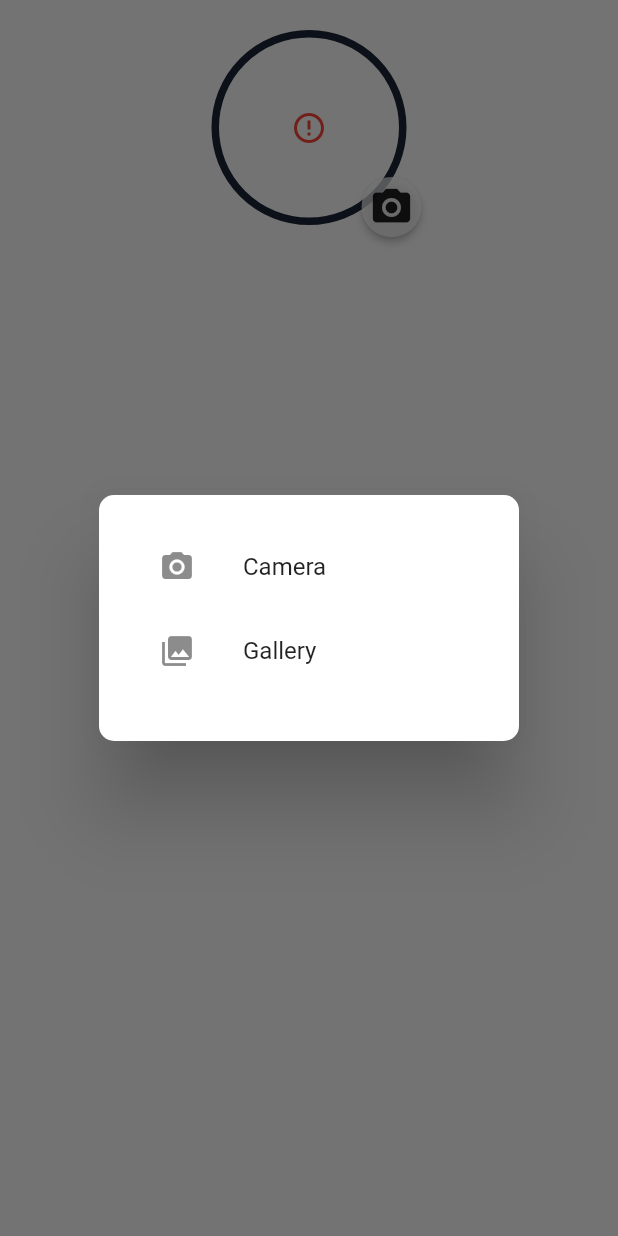
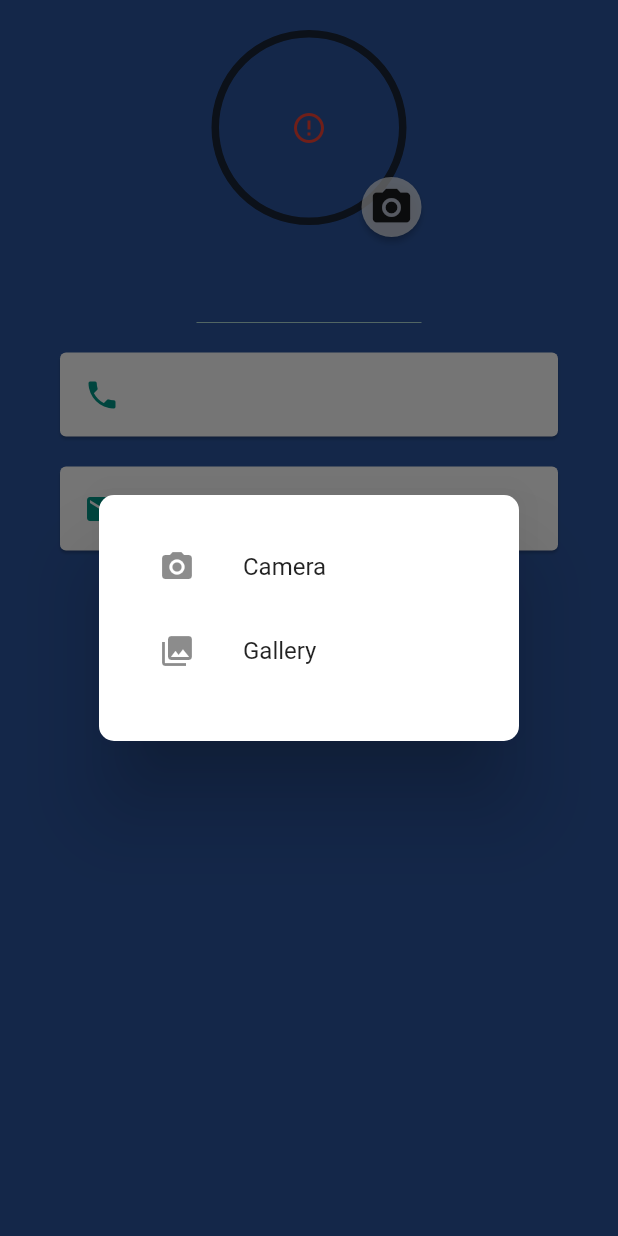
Before and after one commit to Wasiullah1/CarDoctor-main, a Flutter app: the ProfileScreen screen opened directly, after a tap on the "camera alt" icon, on a phone screen of 412 x 824 dp. Run offline on Flutter 3.47's test engine with Material 2 defaults, Android fonts, the phone set to English and light mode, and no system bars; drawn by our look-alikes of badges; our stand-ins replace cloud_firestore, firebase_auth, firebase_core, firebase_database, firebase_storage, flutter_custom_clippers and 4 more; missing offline and left inert: flutter_phone_direct_caller; accounts and stored records are empty; network calls fail.

Commit message:
ProfileScreen and ContactUs

```diff
--- a/lib/screen/profilescreen.dart
+++ b/lib/screen/profilescreen.dart
@@ -19,6 +19,30 @@ class ProfileScreen extends StatefulWidget {
 }
 
 class _ProfileScreenState extends State<ProfileScreen> {
+  //final FirebaseAuth _auth = FirebaseAuth.instance;
+  String? name;
+  String? email;
+  String? phone;
+  String? name1;
+  String? email1;
+  String? phone1;
+  @override
+  void initState() {
+    super.initState();
+    name = CurrentAppUser.currentUserData.name ??
+        CurrentMechanicUser.currentUserMechanicData.name ??
+        "";
+    email = CurrentAppUser.currentUserData.email ??
+        CurrentMechanicUser.currentUserMechanicData.email ??
+        "";
+    phone = CurrentAppUser.currentUserData.phone ??
+        CurrentMechanicUser.currentUserMechanicData.phone ??
+        "";
+    setState(() {});
+  }
+
+  bool showSpinner = false;
+
   final ref = FirebaseStorage.instance.ref('images');
   bool isUploading = false;
 
@@ -117,6 +141,7 @@ class _ProfileScreenState extends State<ProfileScreen> {
   @override
   Widget build(BuildContext context) {
     return Scaffold(
+      backgroundColor: AppColors.secondaryColor,
       body: SafeArea(
         child: Padding(
           padding: const EdgeInsets.symmetric(horizontal: 15),
@@ -146,10 +171,10 @@ class _ProfileScreenState extends State<ProfileScreen> {
                   width: 130,
                   decoration: BoxDecoration(
                       shape: BoxShape.circle,
-                              border: Border.all(
-                                  color: AppColors.primaryColor, width: 5)),
-                          child: ClipRRect(
-                            borderRadius: BorderRadius.circular(100),
+                      border:
+                          Border.all(color: AppColors.primaryColor, width: 5)),
+                  child: ClipOval(
+                    // borderRadius: BorderRadius.circular(100),
                     child: Image(
                         image: NetworkImage(
                           CurrentAppUser.currentUserData.image ??
@@ -157,11 +182,10 @@ class _ProfileScreenState extends State<ProfileScreen> {
                                   .currentUserMechanicData.image ??
                               "https://firebasestorage.googleapis.com/v0/b/cardoctor-1f2c7.appspot.com/o/images%2Fdefault.png?alt=media&token=0b0b0b0b-0b0b-0b0b-0b0b-0b0b0b0b0b0b",
                         ),
-                                loadingBuilder:
-                                    (context, child, loadingProgress) {
+                        fit: BoxFit.fill,
+                        loadingBuilder: (context, child, loadingProgress) {
                           if (loadingProgress == null) return child;
-                                  return Center(
-                                      child: CircularProgressIndicator());
+                          return Center(child: CircularProgressIndicator());
                         },
                         errorBuilder: (context, error, stackTrace) {
                           return Container(
@@ -174,7 +198,80 @@ class _ProfileScreenState extends State<ProfileScreen> {
                   ),
                 ),
               )),
-                    ]))));
+              SizedBox(height: 20),
+              Text(
+                " $name",
+                style: TextStyle(
+                  fontSize: 30.0,
+                  fontFamily: 'Pacifico',
+                  fontWeight: FontWeight.bold,
+                  color: Colors.white,
+                ),
+              ),
+              // Text(
+              //   "$email".toUpperCase(),
+              //   style: TextStyle(
+              //     fontSize: 20.0,
+              //     fontFamily: 'SourceSansPro',
+              //     color: Colors.teal.shade100,
+              //     fontWeight: FontWeight.bold,
+              //     letterSpacing: 2.5,
+              //   ),
+              // ),
+              SizedBox(
+                height: 20.0,
+                width: 150,
+                child: Divider(
+                  color: Colors.teal.shade100,
+                ),
+              ),
+              InkWell(
+                child: Card(
+                  margin:
+                      EdgeInsets.symmetric(vertical: 10.0, horizontal: 25.0),
+                  child: ListTile(
+                    leading: Icon(
+                      Icons.phone,
+                      color: Colors.teal,
+                    ),
+                    title: Text(
+                      '$phone',
+                      style: TextStyle(
+                          fontFamily: 'SourceSansPro',
+                          fontSize: 20,
+                          color: Colors.teal.shade900),
+                    ),
+                  ),
+                ),
+              ),
+              InkWell(
+                child: Card(
+                  margin:
+                      EdgeInsets.symmetric(vertical: 10.0, horizontal: 25.0),
+                  child: ListTile(
+                    leading: Icon(
+                      Icons.email,
+                      color: Colors.teal,
+                    ),
+                    title: Text(
+                      '$email'.toUpperCase(),
+                      style: TextStyle(
+                          fontFamily: 'SourceSansPro',
+                          fontSize: 20,
+                          color: Colors.teal.shade900),
+                    ),
+                  ),
+                ),
+                // onTap: (){
+                //   _launchURL('mailto:fadcrepin@gmail.com?subject=Need Flutter developer&body=Please contact me');
+                // },
+              ),
+            ],
+          ),
+        ),
+      ),
+    );
+  }
 
   // StreamBuilder(
   //   stream: ref.child(SessionController().userID.toString()).onValue,
@@ -197,4 +294,3 @@ class _ProfileScreenState extends State<ProfileScreen> {
       textColor: Colors.white,
       fontSize: 16.0);
 }
-}
--- a/pubspec.yaml
+++ b/pubspec.yaml
@@ -49,6 +49,7 @@ dependencies:
   font_awesome_flutter: ^10.3.0
   flutter_custom_clippers: ^2.0.0
   firebase_database: ^10.0.7
+  typicons_flutter: ^0.5.0
   # date_time_picker: ^2.1.0
 
 dev_dependencies:
@@ -76,6 +77,7 @@ flutter:
   # To add assets to your application, add an assets section, like this:
   assets:
     - assets/images/
+    - assets/fonts/
 
   # An image asset can refer to one or more resolution-specific "variants", see
   # https://flutter.dev/assets-and-images/#resolution-aware
```
Also changed, not shown: lib/screen/contactus.dart (added, +439 -0 lines), lib/screen/drawer.dart (+35 -13 lines), assets/fonts/Pacifico-Regular.ttf (added), assets/fonts/SourceSansPro-Regular.ttf (added), pubspec.lock. Lines whose indentation alone changed are shown as unchanged.
